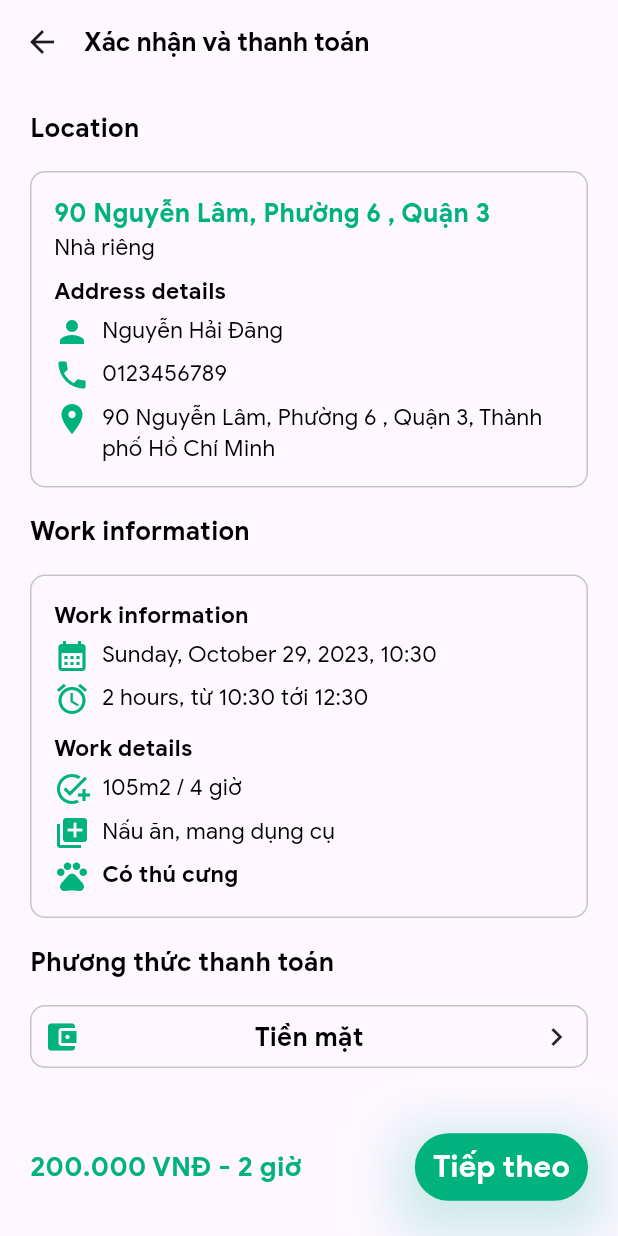
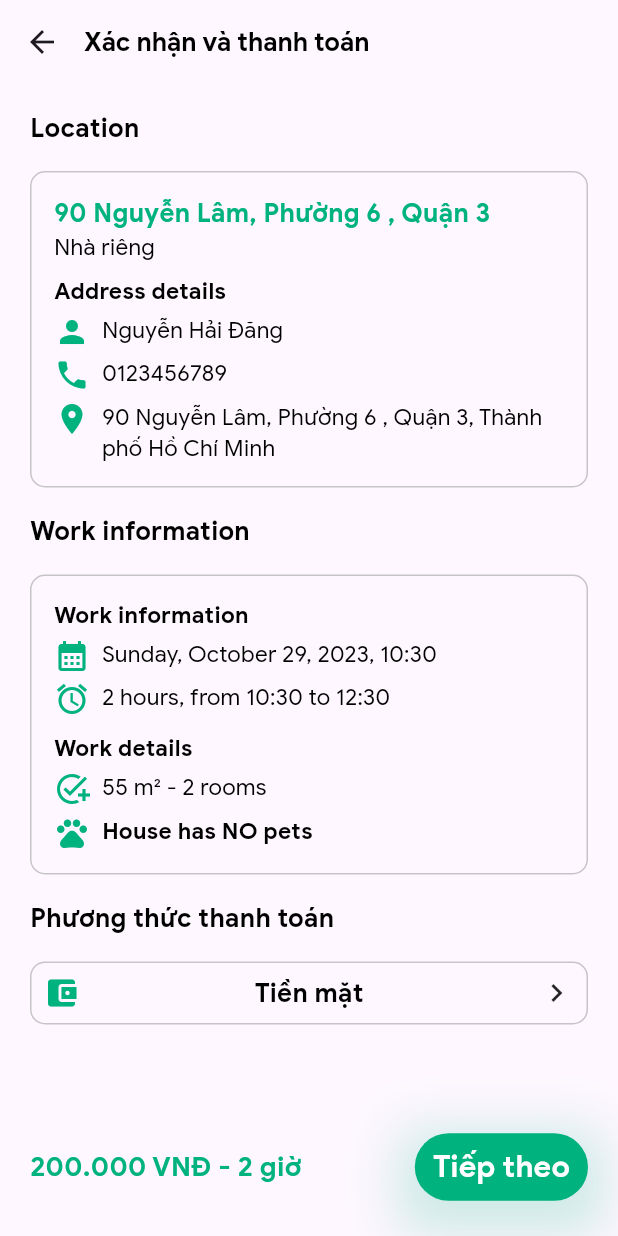
Before and after one commit to dangcpr/aiohs-app, a Flutter app: the CleaningHourlyStep3Screen screen opened directly, on a phone screen of 412 x 824 dp. Run offline on Flutter 3.47's test engine with Material 2 defaults, Android fonts, the phone set to English and light mode, and no system bars; our stand-ins replace another_flutter_splash_screen, awesome_dialog, dio, flutter_bloc, geolocator, google_maps_flutter and 4 more; missing offline and left inert: datetime_setting, flutter_walkthrough_screen; accounts and stored records are empty; generated files the repository leaves out were written again; statements that could not run were skipped.

Commit message:
sign up add

```diff
--- a/lib/cleaning_hourly/models/info_cleaning_hourly.dart
+++ b/lib/cleaning_hourly/models/info_cleaning_hourly.dart
@@ -1,6 +1,8 @@
 import 'package:google_maps_flutter/google_maps_flutter.dart';
 
 class InfoCleaningHourly {
+  //late String? name;
+  //late String? phone;
   late LatLng? location;
   late String? shortAddress;
   late String? address;
@@ -18,6 +20,8 @@ class InfoCleaningHourly {
   late String? paymentMethod;
 
   InfoCleaningHourly({
+    //this.name,
+    //this.phone,
     this.location,
     this.shortAddress,
     this.address,
--- a/lib/cleaning_hourly/widgets/button_next_step1.dart
+++ b/lib/cleaning_hourly/widgets/button_next_step1.dart
@@ -72,6 +72,7 @@ class _ButtonNextStep1State extends State<ButtonNextStep1> {
           Navigator.push(
             context,
             PageTransition(
+              duration: Duration(milliseconds: 400),
               type: PageTransitionType.rightToLeftWithFade,
               child: CleaningHourlyStep2Screen(),
               childCurrent: CleaningHourlyStep1Screen(),
--- a/lib/cleaning_hourly/widgets/button_next_step2.dart
+++ b/lib/cleaning_hourly/widgets/button_next_step2.dart
@@ -81,6 +81,7 @@ class _ButtonNextStep2State extends State<ButtonNextStep2> {
               Navigator.push(
                 context,
                 PageTransition(
+                  duration: Duration(milliseconds: 400),
                   type: PageTransitionType.rightToLeftWithFade,
                   child: CleaningHourlyStep3Screen(),
                   childCurrent: CleaningHourlyStep2Screen(),
--- a/lib/cleaning_hourly/widgets/button_next_step3.dart
+++ b/lib/cleaning_hourly/widgets/button_next_step3.dart
@@ -79,6 +79,7 @@ class _ButtonNextStep3State extends State<ButtonNextStep3> {
               Navigator.push(
                 context,
                 PageTransition(
+                  duration: Duration(milliseconds: 400),
                   type: PageTransitionType.rightToLeftWithFade,
                   child: CompleteCleaningHourlyScreen(),
                   childCurrent: CleaningHourlyStep3Screen(),
--- a/lib/cleaning_hourly/widgets/work_info.dart
+++ b/lib/cleaning_hourly/widgets/work_info.dart
@@ -1,6 +1,7 @@
 import 'package:flutter/material.dart';
 import 'package:flutter_bloc/flutter_bloc.dart';
 import 'package:intl/intl.dart';
+import 'package:rmservice/cleaning_hourly/constants/cleaning_hourly_const.dart';
 import 'package:rmservice/cleaning_hourly/cubits/save_info/save_info.dart';
 import 'package:rmservice/utilities/constants/variable.dart';
 import 'package:flutter_gen/gen_l10n/app_localizations.dart';
@@ -17,6 +18,28 @@ class WorkInfoCleaningHourly extends StatefulWidget {
 class _WorkInfoCleaningHourlyState extends State<WorkInfoCleaningHourly> {
   @override
   Widget build(BuildContext context) {
+    String addService =
+        (context.read<SaveInfoCleaningHourlyCubit>().state.cooking!
+                ? "${AppLocalizations.of(context)!.cookingLabel}, "
+                : "") +
+            (context.read<SaveInfoCleaningHourlyCubit>().state.iron!
+                ? "${AppLocalizations.of(context)!.ironLabel}, "
+                : "") +
+            (context.read<SaveInfoCleaningHourlyCubit>().state.bringTool!
+                ? "${AppLocalizations.of(context)!.bringToolLabel}, "
+                : "") +
+            (context.read<SaveInfoCleaningHourlyCubit>().state.bringVaccum!
+                ? "${AppLocalizations.of(context)!.bringVaccumLabel}, "
+                : "");
+
+    addService = addService.isNotEmpty
+        ? addService = addService.substring(0, addService.length - 2)
+        : addService = addService;
+
+    DurationClass duration = listDuration.firstWhere((durationClass) =>
+        durationClass.duration ==
+        context.read<SaveInfoCleaningHourlyCubit>().state.realDuration!);
+
     String locale = Localizations.localeOf(context).languageCode;
     final infoCleaningHourly =
         context.read<SaveInfoCleaningHourlyCubit>().state;
@@ -72,7 +95,7 @@ class _WorkInfoCleaningHourlyState extends State<WorkInfoCleaningHourly> {
                 SizedBox(width: 8),
                 Flexible(
                   child: Text(
-                    '${infoCleaningHourly.realDuration!} ${AppLocalizations.of(context)!.hourLabel}, từ ${DateFormat.Hm(locale).format(infoCleaningHourly.time!)} tới ${DateFormat.Hm(locale).format(infoCleaningHourly.time!.add(Duration(hours: infoCleaningHourly.realDuration!)))}',
+                    '${infoCleaningHourly.realDuration!} ${AppLocalizations.of(context)!.hourLabel}, ${AppLocalizations.of(context)!.fromLabel} ${DateFormat.Hm(locale).format(infoCleaningHourly.time!)} ${AppLocalizations.of(context)!.toLabel} ${DateFormat.Hm(locale).format(infoCleaningHourly.time!.add(Duration(hours: infoCleaningHourly.realDuration!)))}',
                     style: TextStyle(
                       fontSize: fontSize.medium,
                       fontFamily: fontApp,
@@ -102,7 +125,7 @@ class _WorkInfoCleaningHourlyState extends State<WorkInfoCleaningHourly> {
                 SizedBox(width: 8),
                 Flexible(
                   child: Text(
-                    "105m2 / 4 giờ",
+                    "${duration.area} m\u00B2 - ${duration.numOfRoom} ${AppLocalizations.of(context)!.roomLabel}",
                     style: TextStyle(
                       fontSize: fontSize.medium,
                       fontFamily: fontApp,
@@ -112,7 +135,8 @@ class _WorkInfoCleaningHourlyState extends State<WorkInfoCleaningHourly> {
                 )
               ],
             ),
-            SizedBox(height: 5),
+            if (addService.isNotEmpty) SizedBox(height: 5),
+            if (addService.isNotEmpty)
               Row(
                 crossAxisAlignment: CrossAxisAlignment.start,
                 children: [
@@ -123,7 +147,7 @@ class _WorkInfoCleaningHourlyState extends State<WorkInfoCleaningHourly> {
                   SizedBox(width: 8),
                   Flexible(
                     child: Text(
-                    "Nấu ăn, mang dụng cụ",
+                      addService,
                       style: TextStyle(
                         fontSize: fontSize.medium,
                         fontFamily: fontApp,
@@ -144,10 +168,34 @@ class _WorkInfoCleaningHourlyState extends State<WorkInfoCleaningHourly> {
                 SizedBox(width: 8),
                 Flexible(
                   child: Text(
-                    "Có thú cưng",
+                    context.read<SaveInfoCleaningHourlyCubit>().state.hasPet ==
+                            true
+                        ? AppLocalizations.of(context)!.yesPetLabel
+                        : AppLocalizations.of(context)!.noPetLabel,
                     style: TextStyle(
                       fontSize: fontSize.medium,
                       fontFamily: fontBoldApp,
+                      color: widget.isDarkMode ? Colors.white : Colors.black,
+                    ),
+                  ),
+                )
+              ],
+            ),
+            if(context.read<SaveInfoCleaningHourlyCubit>().state.note!.isNotEmpty) SizedBox(height: 5),
+            if(context.read<SaveInfoCleaningHourlyCubit>().state.note!.isNotEmpty) Row(
+              crossAxisAlignment: CrossAxisAlignment.start,
+              children: [
+                Icon(
+                  Icons.notes,
+                  color: colorProject.primaryColor,
+                ),
+                SizedBox(width: 8),
+                Flexible(
+                  child: Text(
+                    context.read<SaveInfoCleaningHourlyCubit>().state.note!,
+                    style: TextStyle(
+                      fontSize: fontSize.medium,
+                      fontFamily: fontApp,
                       color: widget.isDarkMode ? Colors.white : Colors.black,
                     ),
                   ),
--- a/lib/l10n/app_en.arb
+++ b/lib/l10n/app_en.arb
@@ -57,6 +57,8 @@
      "hourWorkingLabel": "working hours",
      "optionLabel": "Option",
      "hasPetLabel": "The house has pets",
+     "yesPetLabel": "House HAS pets",
+     "noPetLabel": "House has NO pets",
      "noticeLabel": "Note",
      "fourHourNotice": "The service only supports a maximum of 4 hours. If you want to order more, please book 2 jobs with close time frames.",
      "dateLabel": "Working time",
@@ -71,5 +73,7 @@
      "workingInfoLabel": "Work information",
      "workingInfoTimeLabel": "Working hours",
      "workingInfoDetailLabel": "Work details",
-     "nextLabel": "Next step"
+     "nextLabel": "Next step",
+    "fromLabel": "from",
+    "toLabel": "to"
 }
--- a/lib/l10n/app_vi.arb
+++ b/lib/l10n/app_vi.arb
@@ -57,6 +57,8 @@
     "hourWorkingLabel": "giờ làm việc",
     "optionLabel": "Tùy chọn",
     "hasPetLabel": "Nhà có thú cưng",
+    "yesPetLabel": "Có thú cưng",
+    "noPetLabel": "Không có thú cưng",
     "noticeLabel": "Lưu ý",
     "fourHourNotice": "Dịch vụ chỉ hỗ trợ tối đa 4 giờ. Nếu bạn muốn đặt thêm, vui lòng đặt 2 công việc có khung thời gian gần nhau.",
     "dateLabel": "Thời gian làm việc",
@@ -71,5 +73,7 @@
     "workingInfoLabel": "Thông tin công việc",
     "workingInfoTimeLabel": "Giờ làm việc",
     "workingInfoDetailLabel": "Chi tiết công việc",
-    "nextLabel": "Tiếp theo"
+    "nextLabel": "Tiếp theo",
+    "fromLabel": "từ",
+    "toLabel": "đến"
 }
```
Also changed, not shown: lib/cleaning_hourly/cubits/save_info/save_name.dart (added, +12 -0 lines), lib/cleaning_hourly/cubits/save_info/save_phone.dart (added, +12 -0 lines), lib/cleaning_hourly/widgets/add_service_choice.dart (+9 -7 lines), lib/shopping/views/shopping_step1.dart (added, +19 -0 lines), lib/utilities/widget/listview_horizontal.dart (+20 -1 lines), lib/cleaning_hourly/constants/cleaning_hourly_const.dart (line endings or trailing spaces). Lines whose indentation alone changed are shown as unchanged.
